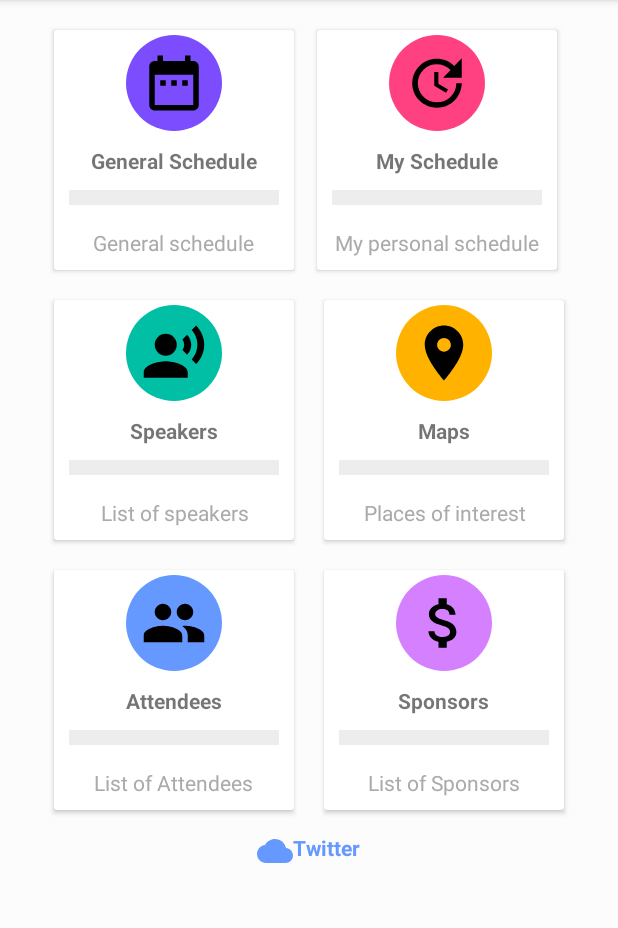
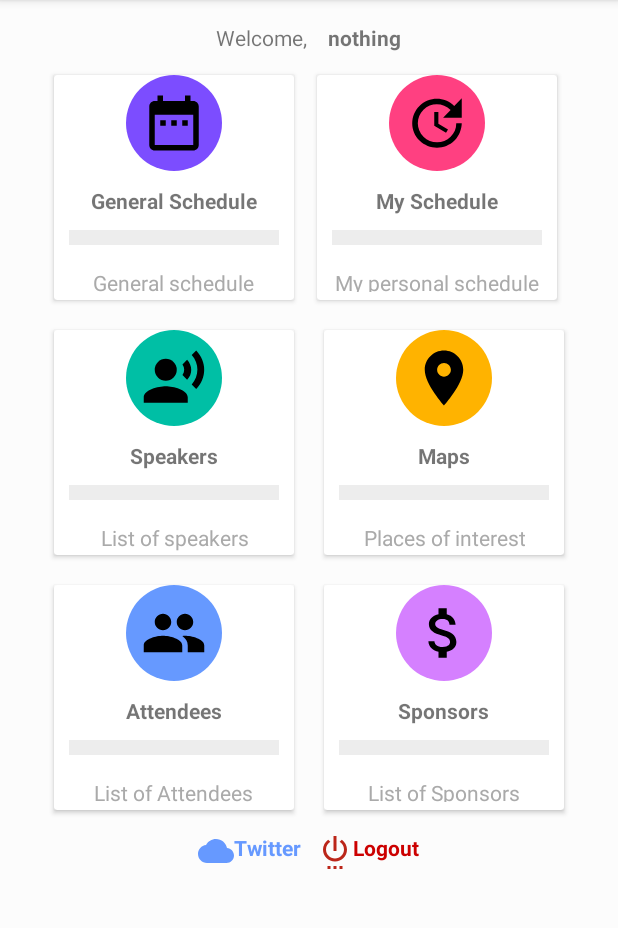
Before and after one commit to tddag/conferenceApp, an Android app: the MainActivity screen opened directly, with no data from a screen before it, on a phone screen of 412 x 824 dp, the part 84-1012 px from its top. Run offline under Robolectric (Android 15) with nearby library versions, the phone set to English and light mode, and no system bars.

Commit message:
modify LoginActivity, MainActivity and layout for MainActivity

```diff
--- a/Assignment/app/src/main/java/com/example/tamdang/assignment1_101092895/LoginActivity.java
+++ b/Assignment/app/src/main/java/com/example/tamdang/assignment1_101092895/LoginActivity.java
@@ -47,10 +47,7 @@ public class LoginActivity extends AppCompatActivity {
                 String password = txtPass.getText().toString();
                 User usr = usrHelper.getUser(db, username);
 
-                 if (username.equals("") || password.equals("")) {
-                     Toast.makeText(getApplicationContext(), "Field are empty", Toast.LENGTH_SHORT);
-                 } else {
-                     if (username.equals(usr.getUser_name()) && password.equals(usr.getPassword())) {
+                     if (usr!= null && password.equals(usr.getPassword())) {
                          Intent i = new Intent(v.getContext(), MainActivity.class);
                          startActivity(i);
                          preferenceConfig.writeLoginStatus(true);
@@ -63,9 +60,6 @@ public class LoginActivity extends AppCompatActivity {
                          txtPass.setText("");
                      }
                  }
-
-
-            }
         });
 
     }
--- a/Assignment/app/src/main/java/com/example/tamdang/assignment1_101092895/MainActivity.java
+++ b/Assignment/app/src/main/java/com/example/tamdang/assignment1_101092895/MainActivity.java
@@ -1,21 +1,31 @@
 package com.example.tamdang.assignment1_101092895;
 
 import android.content.Intent;
+import android.content.SharedPreferences;
+import android.database.sqlite.SQLiteDatabase;
 import android.net.Uri;
 import android.support.v7.app.AppCompatActivity;
 import android.os.Bundle;
 import android.support.v7.widget.CardView;
 import android.view.View;
+import android.widget.TextView;
 
 public class MainActivity extends AppCompatActivity implements View.OnClickListener {
 
+    private SQLiteDatabase db;
+    private UserDBHelper usrHelper;
+    private SharedPreferenceConfig preferenceConfig;
     private CardView general_schedule_card, personal_schedule_card, speakers_card, maps_card,
             attendees_card, sponsors_card;
+    private TextView txtUser, txtLogout;
 
     @Override
     protected void onCreate(Bundle savedInstanceState) {
         super.onCreate(savedInstanceState);
         setContentView(R.layout.activity_main);
+
+        preferenceConfig = new SharedPreferenceConfig((getApplicationContext()));
+
         // Defining CardView
         general_schedule_card = findViewById(R.id.general_schedule_card);
         personal_schedule_card = findViewById(R.id.personal_schedule_card);
@@ -24,6 +34,12 @@ public class MainActivity extends AppCompatActivity implements View.OnClickListe
         attendees_card = findViewById(R.id.attendees_card);
         sponsors_card = findViewById(R.id.sponsors_card);
 
+        // Defining TextView
+        txtLogout = findViewById(R.id.txtLogout);
+        txtUser = findViewById(R.id.txtUser);
+
+        txtUser.setText(preferenceConfig.readLoginUser());
+
         // Set Click Listener to these Cards
         general_schedule_card.setOnClickListener(this);
         personal_schedule_card.setOnClickListener(this);
@@ -31,8 +47,8 @@ public class MainActivity extends AppCompatActivity implements View.OnClickListe
         maps_card.setOnClickListener(this);
         attendees_card.setOnClickListener(this);
         sponsors_card.setOnClickListener(this);
-
-    }
+        txtLogout.setOnClickListener(this);
+        }
 
     @Override
     public void onClick(View v) {
@@ -63,6 +79,13 @@ public class MainActivity extends AppCompatActivity implements View.OnClickListe
                 i = new Intent(this, SponsorsActivity.class);
                 startActivity(i);
                 break;
+            case R.id.txtLogout:
+                i = new Intent(this, LoginActivity.class);
+                preferenceConfig.writeLoginStatus(false);
+                startActivity(i);
+                finish();
+                break;
+
 
         }
     }
--- a/Assignment/app/src/main/java/com/example/tamdang/assignment1_101092895/SharedPreferenceConfig.java
+++ b/Assignment/app/src/main/java/com/example/tamdang/assignment1_101092895/SharedPreferenceConfig.java
@@ -25,6 +25,11 @@ public class SharedPreferenceConfig {
         editor.commit();
     }
 
+    public String readLoginUser(){
+        return sharedPreferences.getString("username", "nothing");
+
+    }
+
     public boolean readLoginStatus() {
         boolean status = false;
         status = sharedPreferences.getBoolean(context.getResources().getString(R.string.login_status_preference), false);
--- /dev/null
+++ b/Assignment/app/src/main/res/drawable/ic_settings_power_black_24dp.xml
@@ -0,0 +1,5 @@
+<vector android:height="24dp" android:tint="#BB2619"
+    android:viewportHeight="24.0" android:viewportWidth="24.0"
+    android:width="24dp" xmlns:android="http://schemas.android.com/apk/res/android">
+    <path android:fillColor="#FF000000" android:pathData="M7,24h2v-2L7,22v2zM11,24h2v-2h-2v2zM13,2h-2v10h2L13,2zM16.56,4.44l-1.45,1.45C16.84,6.94 18,8.83 18,11c0,3.31 -2.69,6 -6,6s-6,-2.69 -6,-6c0,-2.17 1.16,-4.06 2.88,-5.12L7.44,4.44C5.36,5.88 4,8.28 4,11c0,4.42 3.58,8 8,8s8,-3.58 8,-8c0,-2.72 -1.36,-5.12 -3.44,-6.56zM15,24h2v-2h-2v2z"/>
+</vector>
--- a/Assignment/app/src/main/res/layout/activity_main.xml
+++ b/Assignment/app/src/main/res/layout/activity_main.xml
@@ -16,10 +16,37 @@
         android:layout_width="match_parent"
         android:layout_height="wrap_content">
 
+        <TextView
+            android:layout_width="wrap_content"
+            android:layout_height="wrap_content"
+            android:text="Welcome, "
+            android:layout_gravity="center"
+            android:clickable="true"
+            android:foreground="?android:attr/selectableItemBackground"
+            android:padding="5dp"/>
+        <TextView
+            android:id="@+id/txtUser"
+            android:layout_width="wrap_content"
+            android:layout_height="wrap_content"
+            android:text="User"
+            android:layout_gravity="center"
+            android:clickable="true"
+            android:textStyle="bold"
+            android:foreground="?android:attr/selectableItemBackground"
+            android:padding="5dp"/>
+    </LinearLayout>
+
+    <LinearLayout
+        android:clipToPadding="false"
+        android:gravity="center"
+        android:orientation="horizontal"
+        android:layout_width="match_parent"
+        android:layout_height="wrap_content">
+
         <android.support.v7.widget.CardView
             android:id="@+id/general_schedule_card"
             android:layout_width="160dp"
-            android:layout_height="160dp"
+            android:layout_height="150dp"
             android:layout_margin="5dp"
             android:clickable="true"
             android:foreground="?android:attr/selectableItemBackground">
@@ -63,7 +90,7 @@
         <android.support.v7.widget.CardView
             android:id="@+id/personal_schedule_card"
             android:layout_width="160dp"
-            android:layout_height="160dp"
+            android:layout_height="150dp"
             android:layout_margin="10dp"
             android:clickable="true"
             android:foreground="?android:attr/selectableItemBackground">
@@ -119,14 +146,14 @@
         <android.support.v7.widget.CardView
             android:id="@+id/speakers_card"
             android:layout_width="160dp"
-            android:layout_height="160dp"
+            android:layout_height="150dp"
             android:layout_margin="10dp"
             android:clickable="true"
             android:foreground="?android:attr/selectableItemBackground">
 
             <LinearLayout
                 android:layout_width="match_parent"
-                android:layout_height="match_parent"
+                android:layout_height="154dp"
                 android:gravity="center"
                 android:orientation="vertical">
 
@@ -163,7 +190,7 @@
         <android.support.v7.widget.CardView
             android:id="@+id/maps_card"
             android:layout_width="160dp"
-            android:layout_height="160dp"
+            android:layout_height="150dp"
             android:layout_margin="10dp"
             android:clickable="true"
             android:foreground="?android:attr/selectableItemBackground">
@@ -216,7 +243,7 @@
         <android.support.v7.widget.CardView
             android:id="@+id/attendees_card"
             android:layout_width="160dp"
-            android:layout_height="160dp"
+            android:layout_height="150dp"
             android:layout_margin="10dp"
             android:clickable="true"
             android:foreground="?android:attr/selectableItemBackground">
@@ -260,7 +287,7 @@
         <android.support.v7.widget.CardView
             android:id="@+id/sponsors_card"
             android:layout_width="160dp"
-            android:layout_height="160dp"
+            android:layout_height="150dp"
             android:layout_margin="10dp"
             android:clickable="true"
             android:foreground="?android:attr/selectableItemBackground">
@@ -303,7 +330,15 @@
         </android.support.v7.widget.CardView>
     </LinearLayout>
 
+    <LinearLayout
+        android:clipToPadding="false"
+        android:gravity="center"
+        android:orientation="horizontal"
+        android:layout_width="match_parent"
+        android:layout_height="wrap_content">
+
         <TextView
+            android:id="@+id/txtTwitter"
             android:layout_width="wrap_content"
             android:layout_height="wrap_content"
             android:text="Twitter"
@@ -314,5 +349,17 @@
             android:foreground="?android:attr/selectableItemBackground"
             android:padding="5dp"
             android:textColor="@color/blue"/>
-
+        <TextView
+            android:id="@+id/txtLogout"
+            android:layout_width="wrap_content"
+            android:layout_height="wrap_content"
+            android:text="Logout"
+            android:layout_gravity="center"
+            android:clickable="true"
+            android:textStyle="bold"
+            android:drawableLeft="@drawable/ic_settings_power_black_24dp"
+            android:foreground="?android:attr/selectableItemBackground"
+            android:padding="5dp"
+            android:textColor="@android:color/holo_red_dark"/>
     </LinearLayout>
+</LinearLayout>
```
Lines whose indentation alone changed are shown as unchanged.
